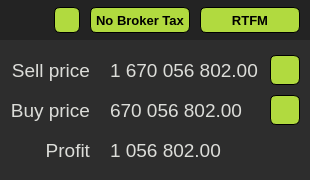
Cornholius/eve_profit_helper, file ui/mainWindow.ui: the form before one commit.
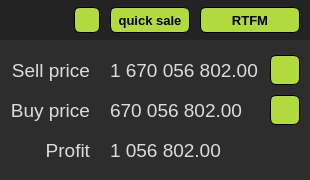
The form after the commit. Icons and pictures are not drawn.

Commit message: добавлена quick sale которая отключает broker sale tax, мелкие правки. для квик сейла надо сделелать мануальное добавление цен иначе нет смысла

Diff of the .ui file:
```diff
--- a/ui/mainWindow.ui
+++ b/ui/mainWindow.ui
@@ -138,15 +138,15 @@
       </property>
       <property name="icon">
        <iconset>
-        <normaloff>icons/settings.svg</normaloff>icons/settings.svg</iconset>
+        <normaloff>../icons/settings.svg</normaloff>../icons/settings.svg</iconset>
       </property>
      </widget>
     </item>
     <item>
-     <widget class="QPushButton" name="no_broker_tax_btn">
+     <widget class="QPushButton" name="quick_sale_btn">
       <property name="minimumSize">
        <size>
-        <width>100</width>
+        <width>80</width>
         <height>26</height>
        </size>
       </property>
@@ -159,14 +159,14 @@
        </font>
       </property>
       <property name="styleSheet">
-       <string notr="true">#no_broker_tax_btn {
+       <string notr="true">#quick_sale_btn {
+	background-color: rgb(177, 218, 63);
 border: 1px solid;
 border-radius: 6px;
-background-color: rgb(177, 218, 63);
 }</string>
       </property>
       <property name="text">
-       <string>No Broker Tax</string>
+       <string>quick sale</string>
       </property>
      </widget>
     </item>
@@ -411,7 +411,7 @@
     </property>
     <property name="icon">
      <iconset>
-      <normaloff>icons/copy.svg</normaloff>icons/copy.svg</iconset>
+      <normaloff>../icons/copy.svg</normaloff>../icons/copy.svg</iconset>
     </property>
     <property name="iconSize">
      <size>
@@ -439,7 +439,7 @@
     </property>
     <property name="icon">
      <iconset>
-      <normaloff>icons/copy.svg</normaloff>icons/copy.svg</iconset>
+      <normaloff>../icons/copy.svg</normaloff>../icons/copy.svg</iconset>
     </property>
     <property name="iconSize">
      <size>
```
The commit also changes 4 other files.
